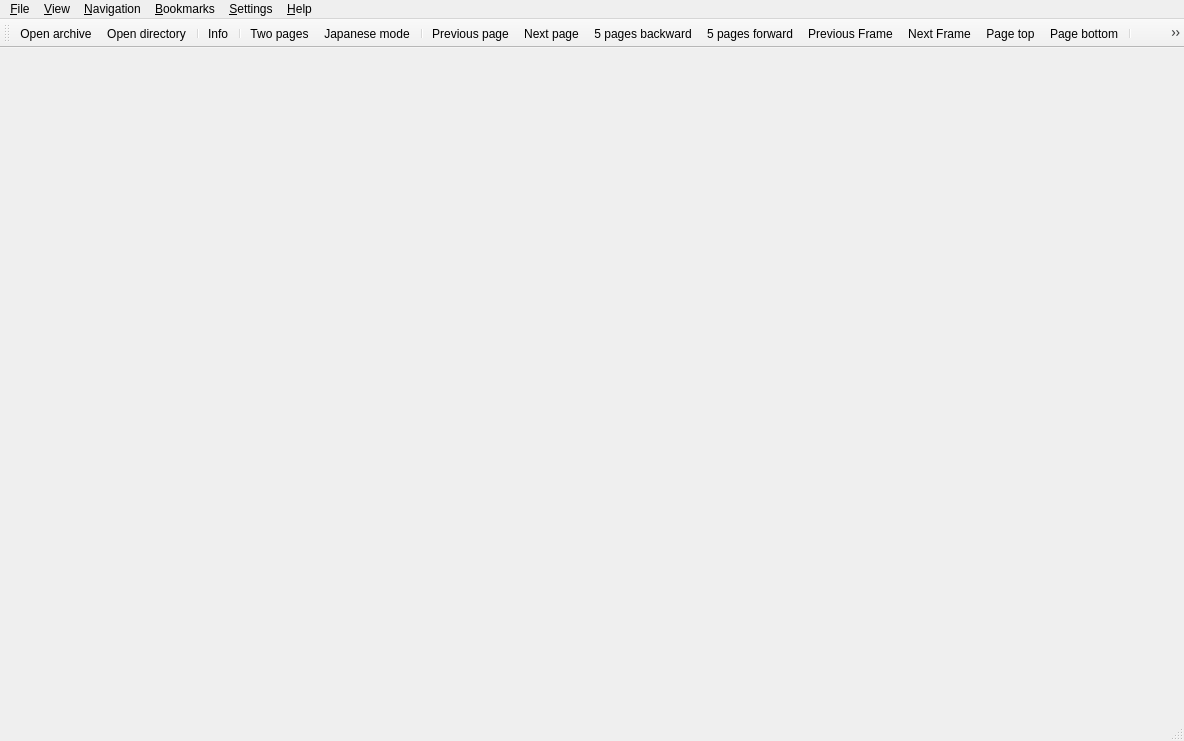
Old version of the form src/ComicMainWindow.ui in the repository stolowski/QComicBook.
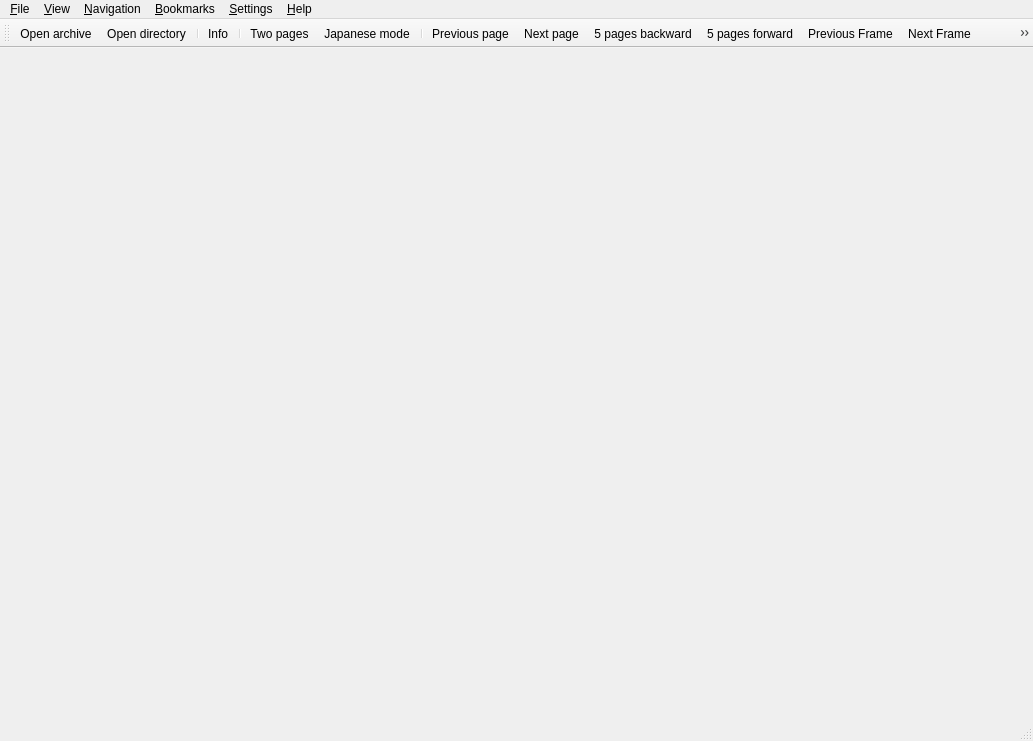
New version of the form. Icons and pictures are not drawn.

Commit message: Added keyboard shortcut for toggling Lens.

```diff
--- a/src/ComicMainWindow.ui
+++ b/src/ComicMainWindow.ui
@@ -6,7 +6,7 @@
    <rect>
     <x>0</x>
     <y>0</y>
-    <width>1184</width>
+    <width>1033</width>
     <height>741</height>
    </rect>
   </property>
@@ -32,8 +32,8 @@
     <rect>
      <x>0</x>
      <y>0</y>
-     <width>1184</width>
-     <height>23</height>
+     <width>1033</width>
+     <height>27</height>
     </rect>
    </property>
    <widget class="QMenu" name="menuFile">
```
Left out of the diff: 3 changed lines with no effect on the pictures.
